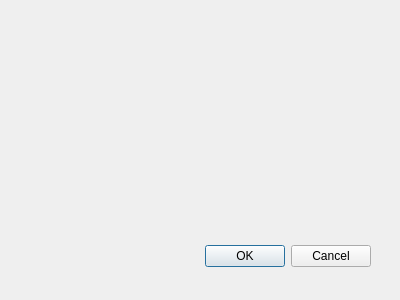
Above: RegressionQgisPlugin/regressionanalysis/RegressionAnalysis_dialog_base.ui from thorstenkelm/qgis_immo before the change. Below: the same form after it.
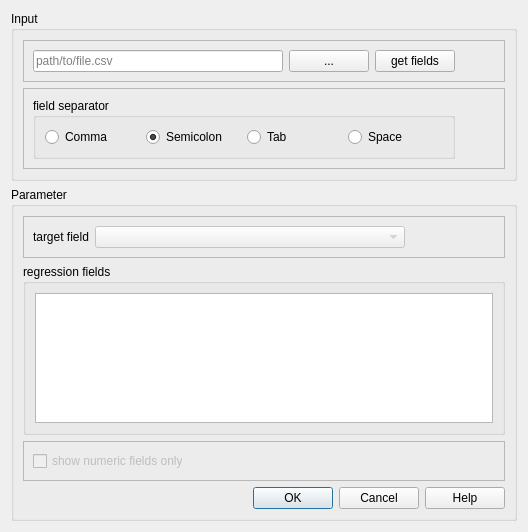
That is the form after the change.

```diff
--- a/RegressionQgisPlugin/regressionanalysis/RegressionAnalysis_dialog_base.ui
+++ b/RegressionQgisPlugin/regressionanalysis/RegressionAnalysis_dialog_base.ui
@@ -1,33 +1,354 @@
 <ui version="4.0" >
  <class>RegressionAnalysisDialogBase</class>
- <widget class="QDialog" name="RegressionAnalysisDialogBase" >
-  <property name="geometry" >
+ <widget class="QDialog" name="RegressionAnalysisDialogBase">
+  <property name="geometry">
    <rect>
     <x>0</x>
     <y>0</y>
-    <width>400</width>
-    <height>300</height>
+    <width>521</width>
+       <height>532</height>
    </rect>
   </property>
   <property name="windowTitle" >
    <string>RegressionAnalysis</string>
   </property>
-  <widget class="QDialogButtonBox" name="button_box" >
-   <property name="geometry" >
-    <rect>
-     <x>30</x>
-     <y>240</y>
-     <width>341</width>
-     <height>32</height>
-    </rect>
-   </property>
-   <property name="orientation" >
-    <enum>Qt::Horizontal</enum>
-   </property>
-   <property name="standardButtons" >
-    <set>QDialogButtonBox::Cancel|QDialogButtonBox::Ok</set>
-   </property>
-  </widget>
+  <layout class="QHBoxLayout" name="horizontalLayout_5">
+   <item>
+    <layout class="QVBoxLayout" name="verticalLayout">
+     <item>
+      <widget class="QGroupBox" name="input_group_box">
+       <property name="title">
+        <string>Input</string>
+       </property>
+       <layout class="QVBoxLayout" name="verticalLayout_2">
+        <item>
+         <widget class="QFrame" name="frame_5">
+          <property name="frameShape">
+           <enum>QFrame::StyledPanel</enum>
+          </property>
+          <property name="frameShadow">
+           <enum>QFrame::Raised</enum>
+          </property>
+          <layout class="QHBoxLayout" name="horizontalLayout_8">
+           <item>
+            <widget class="QLineEdit" name="input_file_path">
+             <property name="minimumSize">
+              <size>
+               <width>250</width>
+               <height>0</height>
+              </size>
+             </property>
+             <property name="toolTip">
+              <string>enter the path to a csv file here</string>
+             </property>
+             <property name="toolTipDuration">
+              <number>-1</number>
+             </property>
+             <property name="text">
+              <string/>
+             </property>
+             <property name="dragEnabled">
+              <bool>true</bool>
+             </property>
+             <property name="placeholderText">
+              <string>path/to/file.csv</string>
+             </property>
+             <property name="clearButtonEnabled">
+              <bool>true</bool>
+             </property>
+            </widget>
+           </item>
+           <item>
+            <widget class="QPushButton" name="input_select_file">
+             <property name="toolTip">
+              <string>select a csv-file from the file system</string>
+             </property>
+             <property name="toolTipDuration">
+              <number>-1</number>
+             </property>
+             <property name="text">
+              <string>...</string>
+             </property>
+            </widget>
+           </item>
+           <item>
+            <widget class="QPushButton" name="get_fields_button">
+             <property name="text">
+              <string>get fields</string>
+             </property>
+            </widget>
+           </item>
+           <item>
+            <spacer name="horizontalSpacer_2">
+             <property name="orientation">
+              <enum>Qt::Horizontal</enum>
+             </property>
+             <property name="sizeType">
+              <enum>QSizePolicy::Fixed</enum>
+             </property>
+             <property name="sizeHint" stdset="0">
+              <size>
+               <width>40</width>
+               <height>20</height>
+              </size>
+             </property>
+            </spacer>
+           </item>
+          </layout>
+         </widget>
+        </item>
+        <item>
+         <widget class="QFrame" name="frame_7">
+          <property name="frameShape">
+           <enum>QFrame::StyledPanel</enum>
+          </property>
+          <property name="frameShadow">
+           <enum>QFrame::Raised</enum>
+          </property>
+          <layout class="QHBoxLayout" name="horizontalLayout">
+           <item>
+            <widget class="QGroupBox" name="groupBox">
+             <property name="title">
+              <string>field separator</string>
+             </property>
+             <layout class="QHBoxLayout" name="horizontalLayout_2">
+              <item>
+               <widget class="QRadioButton" name="comma_radio_btn">
+                <property name="text">
+                 <string>Comma</string>
+                </property>
+               </widget>
+              </item>
+              <item>
+               <widget class="QRadioButton" name="semicolon_radio_btn">
+                <property name="text">
+                 <string>Semicolon</string>
+                </property>
+                <property name="checked">
+                 <bool>true</bool>
+                </property>
+               </widget>
+              </item>
+              <item>
+               <widget class="QRadioButton" name="tab_radio_btn">
+                <property name="text">
+                 <string>Tab</string>
+                </property>
+               </widget>
+              </item>
+              <item>
+               <widget class="QRadioButton" name="space_radio_btn">
+                <property name="text">
+                 <string>Space</string>
+                </property>
+               </widget>
+              </item>
+             </layout>
+            </widget>
+           </item>
+           <item>
+            <spacer name="horizontalSpacer_6">
+             <property name="orientation">
+              <enum>Qt::Horizontal</enum>
+             </property>
+             <property name="sizeType">
+              <enum>QSizePolicy::Fixed</enum>
+             </property>
+             <property name="sizeHint" stdset="0">
+              <size>
+               <width>40</width>
+               <height>20</height>
+              </size>
+             </property>
+            </spacer>
+           </item>
+          </layout>
+         </widget>
+        </item>
+       </layout>
+      </widget>
+     </item>
+     <item>
+      <widget class="QGroupBox" name="parameter_group_box">
+       <property name="title">
+        <string>Parameter</string>
+       </property>
+       <layout class="QVBoxLayout" name="verticalLayout_3">
+        <item>
+         <widget class="QFrame" name="frame_2">
+          <property name="frameShape">
+           <enum>QFrame::StyledPanel</enum>
+          </property>
+          <property name="frameShadow">
+           <enum>QFrame::Raised</enum>
+          </property>
+          <layout class="QHBoxLayout" name="horizontalLayout_4">
+           <item>
+            <widget class="QLabel" name="target_field_label">
+             <property name="maximumSize">
+              <size>
+               <width>300</width>
+               <height>16777215</height>
+              </size>
+             </property>
+             <property name="toolTip">
+              <string>the field that contains the target value of the regression analysis</string>
+             </property>
+             <property name="toolTipDuration">
+              <number>-1</number>
+             </property>
+             <property name="text">
+              <string>target field</string>
+             </property>
+            </widget>
+           </item>
+           <item>
+            <widget class="QComboBox" name="target_field_combo">
+             <property name="enabled">
+              <bool>false</bool>
+             </property>
+             <property name="sizePolicy">
+              <sizepolicy hsizetype="Expanding" vsizetype="Fixed">
+               <horstretch>0</horstretch>
+               <verstretch>0</verstretch>
+              </sizepolicy>
+             </property>
+             <property name="minimumSize">
+              <size>
+               <width>210</width>
+               <height>0</height>
+              </size>
+             </property>
+             <property name="maximumSize">
+              <size>
+               <width>16777215</width>
+               <height>16777215</height>
+              </size>
+             </property>
+             <property name="toolTip">
+              <string>the field that contains the target value of the regression analysis</string>
+             </property>
+             <property name="toolTipDuration">
+              <number>-1</number>
+             </property>
+             <property name="statusTip">
+              <string/>
+             </property>
+             <property name="whatsThis">
+              <string/>
+             </property>
+            </widget>
+           </item>
+           <item>
+            <spacer name="horizontalSpacer_3">
+             <property name="orientation">
+              <enum>Qt::Horizontal</enum>
+             </property>
+             <property name="sizeType">
+              <enum>QSizePolicy::Fixed</enum>
+             </property>
+             <property name="sizeHint" stdset="0">
+              <size>
+               <width>90</width>
+               <height>20</height>
+              </size>
+             </property>
+            </spacer>
+           </item>
+          </layout>
+         </widget>
+        </item>
+        <item>
+            <widget class="QGroupBox" name="group_box_2">
+                <property name="title">
+                    <string>regression fields</string>
+          </property>
+          <layout class="QVBoxLayout" name="verticalLayout_4">
+           <item>
+               <widget class="QTableWidget" name="regression_fields">
+                   <property name="editTriggers">
+                       <set>QAbstractItemView::NoEditTriggers</set>
+                   </property>
+                   <property name="selectionMode">
+                       <enum>QAbstractItemView::NoSelection</enum>
+                   </property>
+            </widget>
+           </item>
+          </layout>
+         </widget>
+        </item>
+        <item>
+         <widget class="QFrame" name="frame">
+          <property name="layoutDirection">
+           <enum>Qt::LeftToRight</enum>
+          </property>
+          <property name="frameShape">
+           <enum>QFrame::StyledPanel</enum>
+          </property>
+          <property name="frameShadow">
+           <enum>QFrame::Raised</enum>
+          </property>
+          <layout class="QHBoxLayout" name="horizontalLayout_3">
+           <item>
+            <widget class="QCheckBox" name="numeric_fields">
+             <property name="enabled">
+              <bool>false</bool>
+             </property>
+             <property name="maximumSize">
+              <size>
+               <width>150</width>
+               <height>16777215</height>
+              </size>
+             </property>
+             <property name="text">
+              <string>show numeric fields only</string>
+             </property>
+             <property name="checkable">
+              <bool>true</bool>
+             </property>
+             <property name="checked">
+                 <bool>false</bool>
+             </property>
+             <property name="autoRepeat">
+              <bool>false</bool>
+             </property>
+             <property name="tristate">
+              <bool>false</bool>
+             </property>
+            </widget>
+           </item>
+           <item>
+            <spacer name="horizontalSpacer">
+             <property name="orientation">
+              <enum>Qt::Horizontal</enum>
+             </property>
+             <property name="sizeHint" stdset="0">
+              <size>
+               <width>40</width>
+               <height>20</height>
+              </size>
+             </property>
+            </spacer>
+           </item>
+          </layout>
+         </widget>
+        </item>
+        <item>
+         <widget class="QDialogButtonBox" name="button_box">
+          <property name="standardButtons">
+           <set>QDialogButtonBox::Cancel|QDialogButtonBox::Help|QDialogButtonBox::Ok</set>
+          </property>
+          <property name="centerButtons">
+           <bool>false</bool>
+          </property>
+         </widget>
+        </item>
+       </layout>
+      </widget>
+     </item>
+    </layout>
+   </item>
+  </layout>
  </widget>
  <resources/>
  <connections>
```
Left out of the diff: 161 changed lines with no effect on the pictures.
